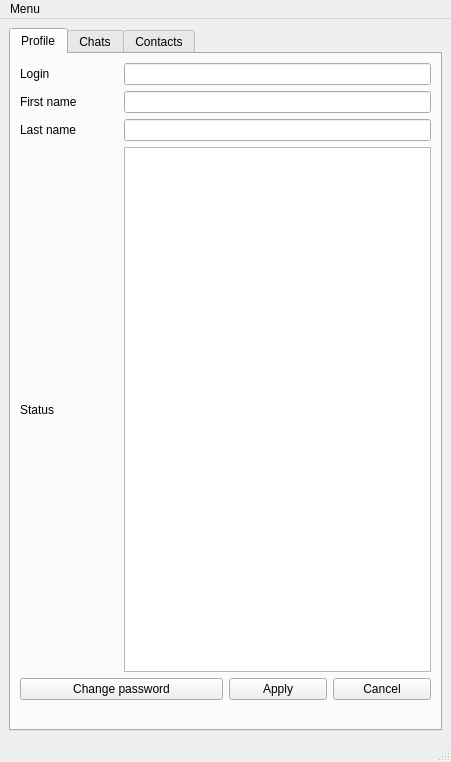
Before: the Qt Designer form mainwindow.ui in Knigan/Qt-Messenger, drawn with Qt 5.
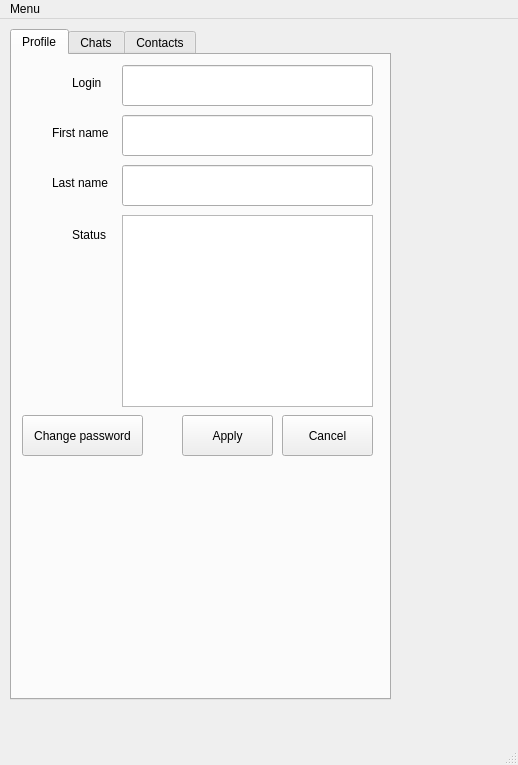
After: the same form once the commit is applied.

Commit message: Profile is done

```diff
--- a/mainwindow.ui
+++ b/mainwindow.ui
@@ -6,17 +6,23 @@
    <rect>
     <x>0</x>
     <y>0</y>
-    <width>451</width>
-    <height>762</height>
+    <width>518</width>
+    <height>765</height>
    </rect>
   </property>
   <property name="windowTitle">
    <string>MainWindow</string>
   </property>
   <widget class="QWidget" name="centralwidget">
-   <layout class="QGridLayout" name="gridLayout">
-    <item row="0" column="0">
      <widget class="QTabWidget" name="tabWidget">
+    <property name="geometry">
+     <rect>
+      <x>10</x>
+      <y>10</y>
+      <width>381</width>
+      <height>671</height>
+     </rect>
+    </property>
       <property name="toolTip">
        <string/>
       </property>
@@ -30,76 +36,150 @@
        <attribute name="title">
         <string>Profile</string>
        </attribute>
-       <layout class="QGridLayout" name="gridLayout_2">
-        <item row="0" column="0">
          <widget class="QLabel" name="ProfileLoginLabel">
+      <property name="geometry">
+       <rect>
+        <x>60</x>
+        <y>20</y>
+        <width>41</width>
+        <height>16</height>
+       </rect>
+      </property>
           <property name="text">
            <string>Login</string>
           </property>
          </widget>
-        </item>
-        <item row="0" column="1" colspan="3">
-         <widget class="QLineEdit" name="ProfileLoginLineEdit"/>
-        </item>
-        <item row="1" column="0">
+     <widget class="QLineEdit" name="ProfileLoginLineEdit">
+      <property name="geometry">
+       <rect>
+        <x>110</x>
+        <y>10</y>
+        <width>251</width>
+        <height>41</height>
+       </rect>
+      </property>
+     </widget>
          <widget class="QLabel" name="ProfileFirstNameLabel">
+      <property name="geometry">
+       <rect>
+        <x>40</x>
+        <y>70</y>
+        <width>61</width>
+        <height>16</height>
+       </rect>
+      </property>
           <property name="text">
            <string>First name</string>
           </property>
          </widget>
-        </item>
-        <item row="1" column="1" colspan="3">
-         <widget class="QLineEdit" name="ProfileFirstNameLineEdit"/>
-        </item>
-        <item row="2" column="0">
+     <widget class="QLineEdit" name="ProfileFirstNameLineEdit">
+      <property name="geometry">
+       <rect>
+        <x>110</x>
+        <y>60</y>
+        <width>251</width>
+        <height>41</height>
+       </rect>
+      </property>
+     </widget>
          <widget class="QLabel" name="ProfileLastNameLabel">
+      <property name="geometry">
+       <rect>
+        <x>40</x>
+        <y>120</y>
+        <width>61</width>
+        <height>16</height>
+       </rect>
+      </property>
           <property name="text">
            <string>Last name</string>
           </property>
          </widget>
-        </item>
-        <item row="2" column="1" colspan="3">
-         <widget class="QLineEdit" name="ProfileLastNameLineEdit"/>
-        </item>
-        <item row="3" column="0">
+     <widget class="QLineEdit" name="ProfileLastNameLineEdit">
+      <property name="geometry">
+       <rect>
+        <x>110</x>
+        <y>110</y>
+        <width>251</width>
+        <height>41</height>
+       </rect>
+      </property>
+     </widget>
          <widget class="QLabel" name="ProfileStatusLabel">
+      <property name="geometry">
+       <rect>
+        <x>60</x>
+        <y>170</y>
+        <width>41</width>
+        <height>20</height>
+       </rect>
+      </property>
           <property name="text">
            <string>Status</string>
           </property>
          </widget>
-        </item>
-        <item row="3" column="1" colspan="3">
-         <widget class="QTextEdit" name="ProfileStatusTextEdit"/>
-        </item>
-        <item row="4" column="0" colspan="2">
+     <widget class="QTextEdit" name="ProfileStatusTextEdit">
+      <property name="geometry">
+       <rect>
+        <x>110</x>
+        <y>160</y>
+        <width>251</width>
+        <height>192</height>
+       </rect>
+      </property>
+     </widget>
          <widget class="QPushButton" name="ProfileChangePasswordButton">
+      <property name="geometry">
+       <rect>
+        <x>10</x>
+        <y>360</y>
+        <width>121</width>
+        <height>41</height>
+       </rect>
+      </property>
           <property name="text">
            <string>Change password</string>
           </property>
          </widget>
-        </item>
-        <item row="4" column="2">
          <widget class="QPushButton" name="ProfileApplyButton">
+      <property name="geometry">
+       <rect>
+        <x>170</x>
+        <y>360</y>
+        <width>91</width>
+        <height>41</height>
+       </rect>
+      </property>
           <property name="text">
            <string>Apply</string>
           </property>
          </widget>
-        </item>
-        <item row="4" column="3">
          <widget class="QPushButton" name="ProfileCancelButton">
+      <property name="geometry">
+       <rect>
+        <x>270</x>
+        <y>360</y>
+        <width>91</width>
+        <height>41</height>
+       </rect>
+      </property>
           <property name="text">
            <string>Cancel</string>
           </property>
          </widget>
-        </item>
-        <item row="5" column="0" colspan="4">
          <widget class="QLabel" name="SuccessLabel">
+      <property name="geometry">
+       <rect>
+        <x>10</x>
+        <y>420</y>
+        <width>351</width>
+        <height>51</height>
+       </rect>
+      </property>
           <property name="text">
            <string/>
           </property>
          </widget>
-        </item>
-       </layout>
       </widget>
       <widget class="QWidget" name="Chats">
        <attribute name="title">
@@ -112,15 +192,13 @@
        </attribute>
       </widget>
      </widget>
-    </item>
-   </layout>
   </widget>
   <widget class="QMenuBar" name="menubar">
    <property name="geometry">
     <rect>
      <x>0</x>
      <y>0</y>
-     <width>451</width>
+     <width>518</width>
      <height>21</height>
     </rect>
    </property>
```
Lines whose indentation alone changed are shown as unchanged. The commit also changes 6 other files.
